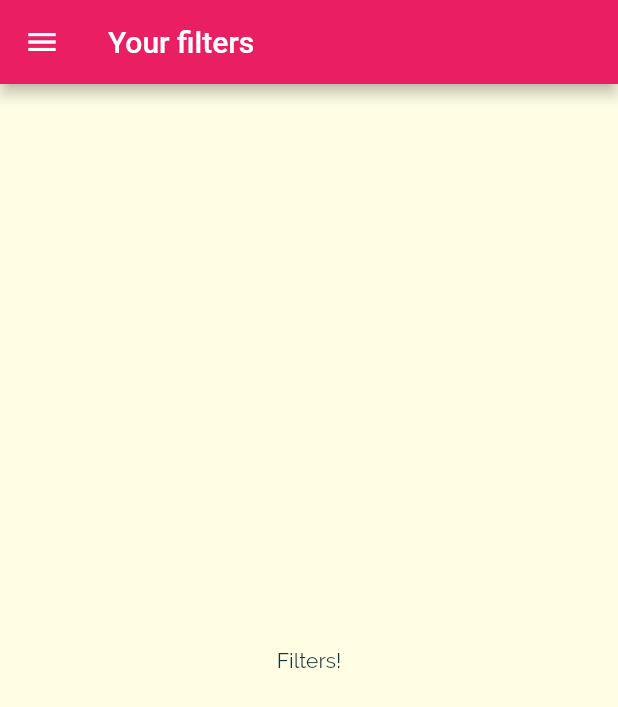
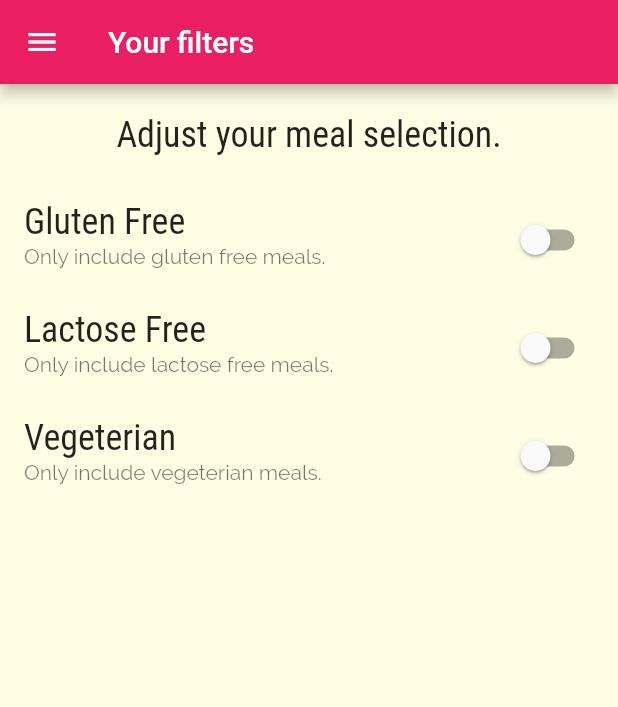
Before and after one commit to Ibrahim-Lokman/meals_app, a Flutter app: the FiltersScreen screen opened by its route, on a phone screen of 412 x 824 dp. Shown: the top 707 px of the screen. Run offline on Flutter 3.47's test engine with Material 2 defaults, Android fonts, the phone set to English and light mode, and no system bars.

Commit message:
Filter Switches Added.

```diff
--- a/meals_app/lib/Screens/filters_screen.dart
+++ b/meals_app/lib/Screens/filters_screen.dart
@@ -3,18 +3,91 @@ import 'package:flutter/src/widgets/container.dart';
 import 'package:flutter/src/widgets/framework.dart';
 import 'package:meals_app/Widgets/main_drawer.dart';
 
-class FiltersScreen extends StatelessWidget {
+class FiltersScreen extends StatefulWidget {
   static const routeName = '/filters';
+
+  @override
+  _FiltersScreenState createState() => _FiltersScreenState();
+}
+
+class _FiltersScreenState extends State<FiltersScreen> {
+  bool _glutenFree = false;
+  bool _vegeterian = false;
+  bool _lactoseFree = false;
+
+Widget _buildSwitchListTile(String title, String description, bool currentValue,  Function(bool)? updateValue){
+  return SwitchListTile(
+                  title: Text(
+                    title
+                  ),
+                  value: currentValue,
+                  subtitle: Text(
+                    description,
+                  ),
+                  onChanged: updateValue,
+                );
+}
+
 
   @override
   Widget build(BuildContext context) {
     return Scaffold(
       appBar: AppBar(
-        title: Text("Your filters"),
+        title: Text('Your filters'),
       ),
       drawer: MainDrawer(),
-      body: Center(
-        child: Text('Filters!'),
+      body: Column(
+        children : <Widget> [
+          Container(
+            padding: EdgeInsets.all(20),
+            child: Text(
+              'Adjust your meal selection.',
+              style: Theme.of(context).textTheme.subtitle1,
+            ),
+          ),
+          Expanded(
+            child: ListView(
+              children: <Widget>[
+                _buildSwitchListTile(
+                  'Gluten Free',
+                  'Only include gluten free meals.',
+                  _glutenFree,
+                  (newValue) {
+                    setState(
+                      () {
+                       _glutenFree = newValue;
+                     },
+                   );
+                  },
+                ),
+                _buildSwitchListTile(
+                  'Lactose Free',
+                  'Only include lactose free meals.',
+                  _lactoseFree,
+                  (newValue) {
+                    setState(
+                      () {
+                       _lactoseFree = newValue;
+                     },
+                   );
+                  },
+                ),
+                _buildSwitchListTile(
+                  'Vegeterian',
+                  'Only include vegeterian meals.',
+                  _vegeterian,
+                  (newValue) {
+                    setState(
+                      () {
+                       _vegeterian = newValue;
+                     },
+                   );
+                  },
+                ),
+              ],
+            ),
+          ),
+        ],
       ),
     );
   }
```
